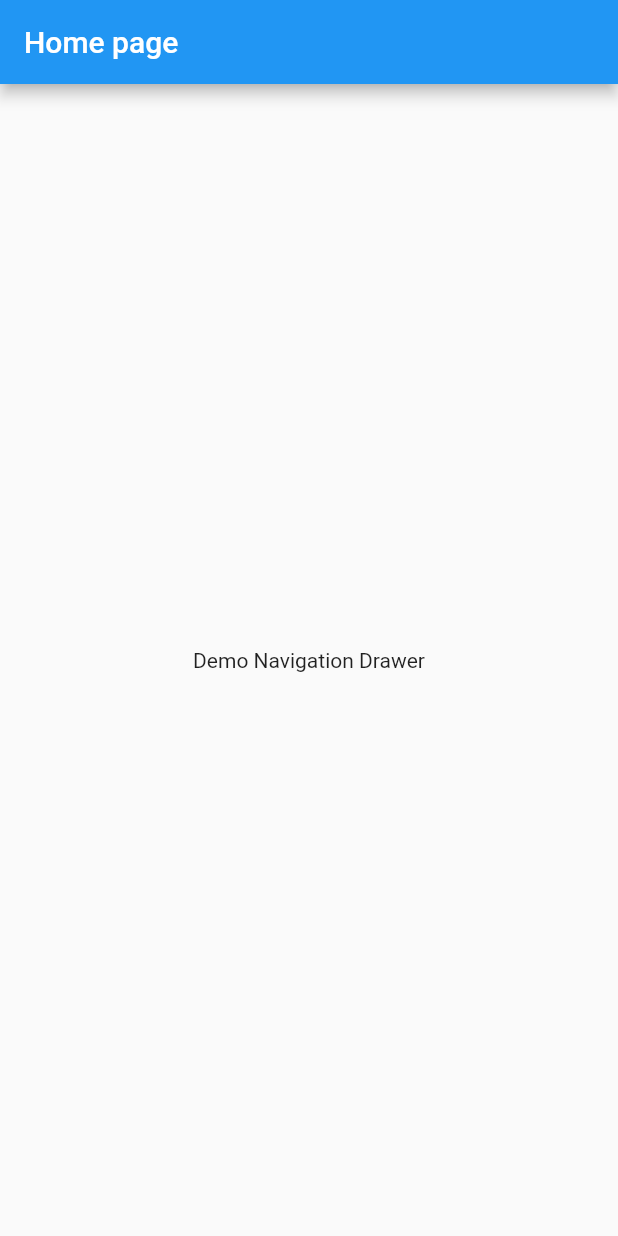
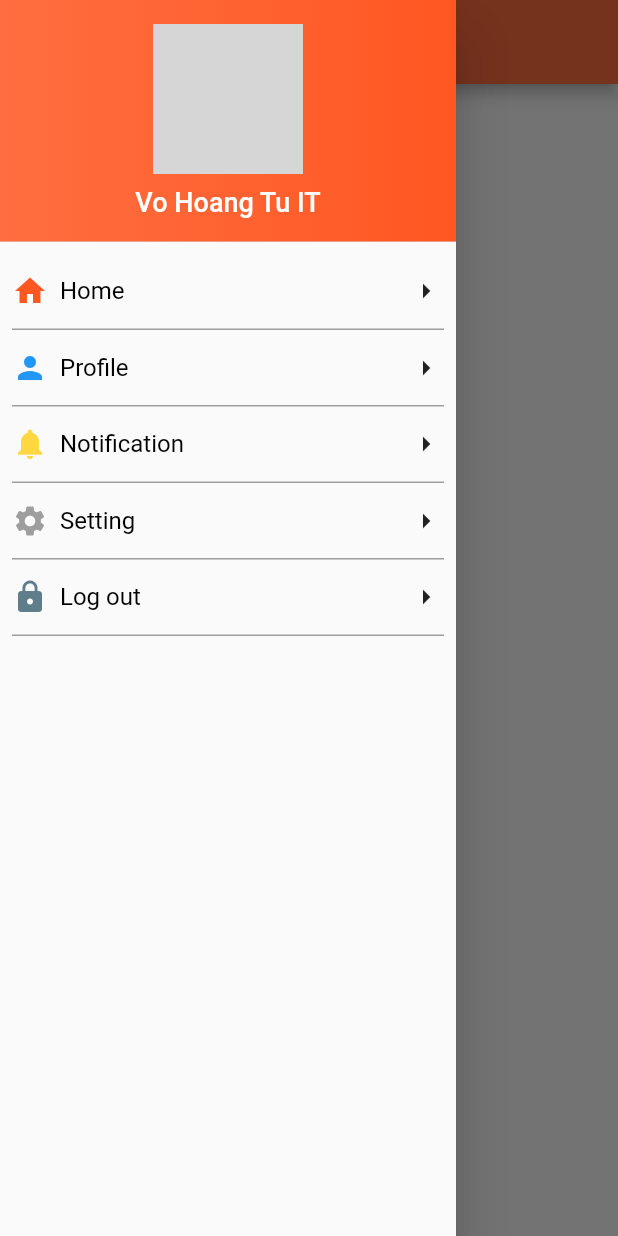
Before and after one commit to vohoangtuit/flutter_naviagation_drawer, a Flutter app: the screen it shows after launch, with the side drawer open (before the commit the screen has no drawer), on a phone screen of 412 x 824 dp. Run offline on Flutter 3.47's test engine with Material 2 defaults, Android fonts, the phone set to English and light mode, and no system bars; network calls fail; grey boxes are pictures that could not be loaded.

Commit message:
add menu, handling menu onTap()

```diff
--- a/navigation_drawer/lib/main.dart
+++ b/navigation_drawer/lib/main.dart
@@ -1,11 +1,11 @@
 import 'package:flutter/material.dart';
+import 'package:navigation_drawer/views/main_drawer.dart';
 
 void main() {
   runApp(MyApp());
 }
 
 class MyApp extends StatelessWidget {
-  // This widget is the root of your application.
   @override
   Widget build(BuildContext context) {
     return MaterialApp(
@@ -15,37 +15,7 @@ class MyApp extends StatelessWidget {
         primarySwatch: Colors.blue,
         visualDensity: VisualDensity.adaptivePlatformDensity,
       ),
-      home: MyHomePage(title: 'Home page'),
+      home: DrawerScreen('Drawer Menu'),
     );
   }
 }
-
-class MyHomePage extends StatefulWidget {
-  MyHomePage({Key key, this.title}) : super(key: key);
-  final String title;
-
-  @override
-  _MyHomePageState createState() => _MyHomePageState();
-}
-
-class _MyHomePageState extends State<MyHomePage> {
-  @override
-  Widget build(BuildContext context) {
-    return Scaffold(
-      appBar: AppBar(
-        title: Text(widget.title),
-      ),
-      body: Center(
-
-        child: Column(
-          mainAxisAlignment: MainAxisAlignment.center,
-          children: <Widget>[
-            Text(
-              'Demo Navigation Drawer',
-            ),
-          ],
-        ),
-      ),
-    );
-  }
-}
--- /dev/null
+++ b/navigation_drawer/lib/views/home.dart
@@ -0,0 +1,18 @@
+
+import 'package:flutter/material.dart';
+
+class HomeScreen extends StatelessWidget {
+  @override
+  Widget build(BuildContext context) {
+    return Container(
+      child: Center(
+        child: Column(
+          mainAxisAlignment: MainAxisAlignment.center,
+          children: <Widget>[
+            Text('Home Screen', style: TextStyle(color: Colors.blue, fontSize: 20),)
+          ],
+        ),
+      ),
+    );
+  }
+}
--- /dev/null
+++ b/navigation_drawer/lib/views/main_drawer.dart
@@ -0,0 +1,137 @@
+import 'dart:ui';
+
+import 'package:flutter/cupertino.dart';
+import 'package:flutter/material.dart';
+import 'package:flutter/services.dart';
+import 'package:navigation_drawer/views/home.dart';
+import 'package:navigation_drawer/views/notification.dart';
+import 'package:navigation_drawer/views/profile.dart';
+import 'package:navigation_drawer/views/setting.dart';
+
+class DrawerScreen extends StatefulWidget {
+  // This widget is the root of your application.
+  String title;
+  DrawerScreen(this.title);
+
+  @override
+  _DrawerScreenState createState() => _DrawerScreenState();
+}
+
+class _DrawerScreenState extends State<DrawerScreen> {
+   Widget _widget;
+  @override
+  void initState() {
+    // TODO: implement initState
+    super.initState();
+    _widget = HomeScreen();
+  }
+
+  @override
+  Widget build(BuildContext context) {
+    return Scaffold(
+      appBar: AppBar(
+        title: Text(widget.title),
+        backgroundColor: Colors.deepOrangeAccent,
+      ),
+      drawer: Drawer(
+        child: ListView(
+          children: <Widget>[
+            DrawerHeader(
+              decoration: BoxDecoration(
+                gradient: LinearGradient(
+                  colors: <Color>[
+                    Colors.deepOrangeAccent,Colors.deepOrange
+                  ]
+                )
+              ),
+
+                child: Center(
+                  child: Column(
+                    children: <Widget>[
+                      Container(
+                        width: 100,height: 100,
+                        decoration: BoxDecoration(
+                          shape: BoxShape.circle,
+                          image: DecorationImage(image: NetworkImage('https://avatars1.githubusercontent.com/u/16893157?s=460&u=aeb28d19ca88e78c507ea21a35dfc780f914abe3&v=4'))
+                        ),
+                      ),
+                      Padding(
+                        padding: const EdgeInsets.all(8.0),
+                        child: Text('Vo Hoang Tu IT', style: TextStyle(color: Colors.white, fontSize: 18.0),),
+                      )
+                    ],
+                  ),
+                ),
+
+            ),
+           // ListTile(title: Text('Title 1'),onTap: (){},),
+            CustomListTitle(Icons.home,Colors.deepOrange,'Home',(){
+              Navigator.of(context).pop();//  todo: close menu
+              setState(() {
+                _widget = HomeScreen();
+              });
+            }),
+            CustomListTitle(Icons.person,Colors.blue,'Profile',(){
+              Navigator.of(context).pop();//  todo: close menu
+              Navigator.of(context).push(MaterialPageRoute(
+                  builder: (BuildContext context) => ProfileScreen()));
+            }),
+            CustomListTitle(Icons.notifications,Colors.amberAccent,'Notification',(){
+              Navigator.of(context).pop();//  todo: close menu
+              Navigator.of(context).push(MaterialPageRoute(
+                  builder: (BuildContext context) => NotificationScreen()));
+            }),
+            CustomListTitle(Icons.settings,Colors.grey,'Setting',(){
+              Navigator.of(context).pop();//  todo: close menu
+              setState(() {
+                _widget = SettingScreen();
+              });
+            }),
+            CustomListTitle(Icons.lock,Colors.blueGrey,'Log out',(){
+              SystemNavigator.pop();// todo: finish App
+            }),
+          ],
+        ),
+      ) ,
+      body: _widget,
+    );
+  }
+}
+class CustomListTitle extends StatelessWidget{
+  IconData icon;
+  Color iconColor;
+  String text;
+  Function onTap;
+  CustomListTitle(this.icon,this.iconColor,this.text,this.onTap);
+  @override
+  Widget build(BuildContext context) {
+   return Padding(
+     padding: const EdgeInsets.fromLTRB(8.0, 0.0, 8.0, 0.0),
+     child: Container(
+       decoration: BoxDecoration(
+         border: Border(bottom: BorderSide(color: Colors.grey)),
+       ),
+       child: InkWell(
+         splashColor: Colors.deepOrangeAccent,// color on click
+         onTap: onTap,
+         child: Container(
+           height: 50,
+           child: Row(
+             mainAxisAlignment: MainAxisAlignment.spaceBetween,
+             children: <Widget>[
+               Row(children: <Widget>[
+                 Icon(icon, color: iconColor,),
+                 Padding(
+                   padding: const EdgeInsets.all(8.0),
+                   child: Text(text, style: TextStyle(color: Colors.black, fontSize: 16),),
+                 ),
+               ],),
+               Icon(Icons.arrow_right)
+             ],
+           ),
+         ),
+       ),
+     ),
+   );
+  }
+}
```
Also changed, not shown: navigation_drawer/lib/views/notification.dart (added, +21 -0 lines), navigation_drawer/lib/views/profile.dart (added, +25 -0 lines), navigation_drawer/lib/views/setting.dart (added, +18 -0 lines), navigation_drawer/pubspec.yaml (+2 -5 lines), navigation_drawer/assets/images/avatar.jpg (added), navigation_drawer/assets/images/avatar.png (added).
